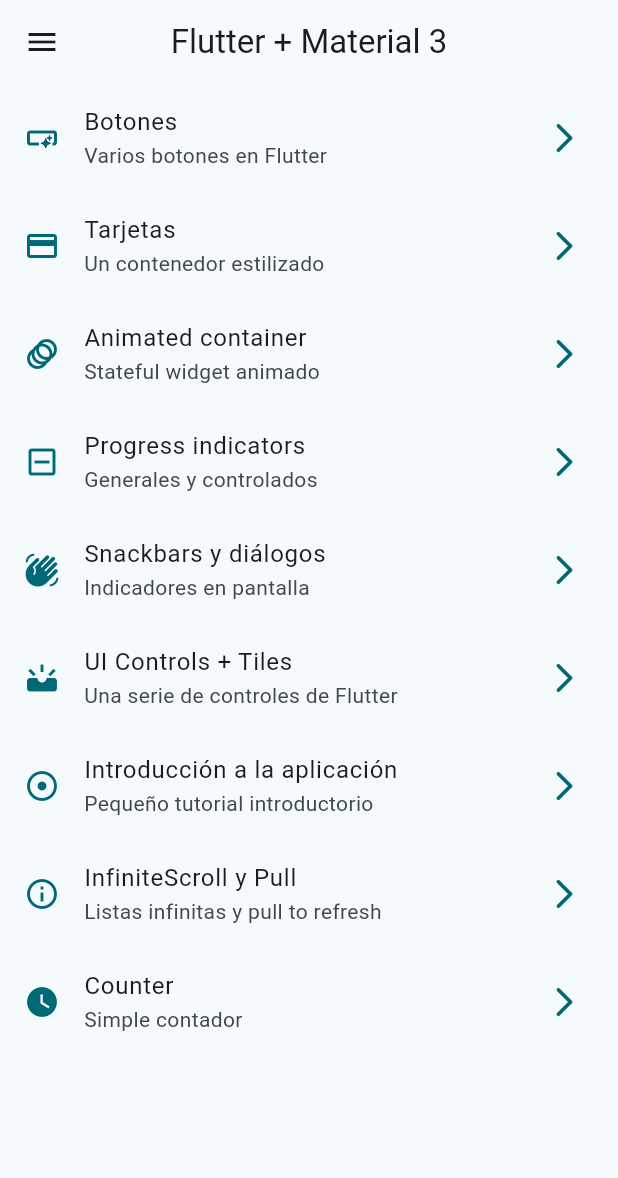
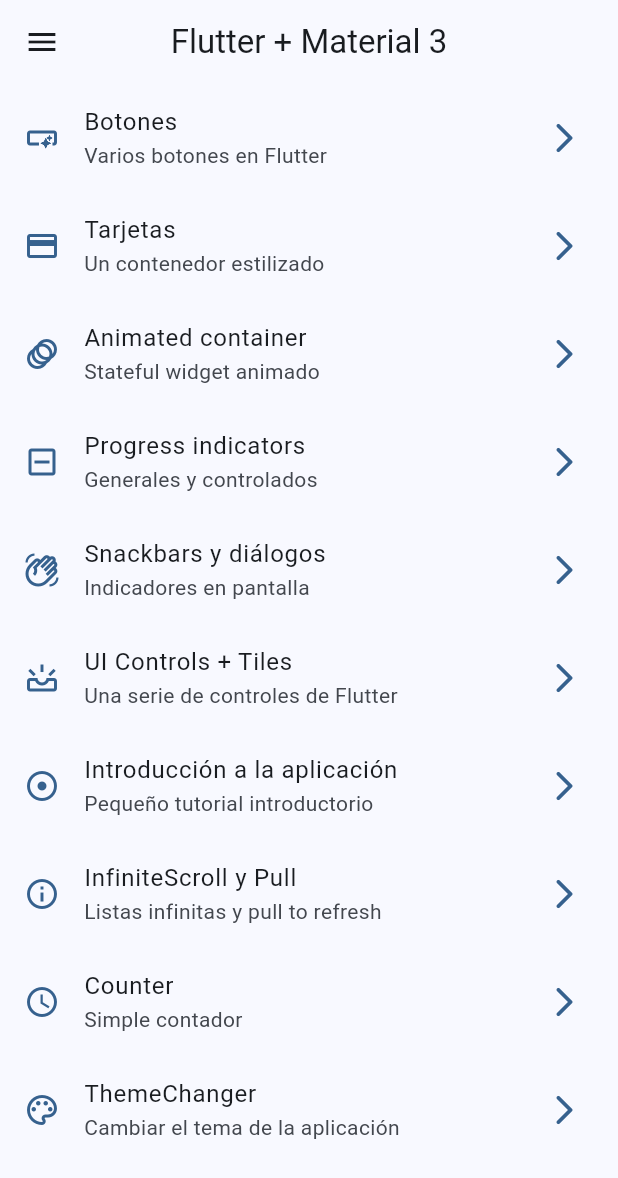
Before and after one commit to cristiandelcidd/widgets_app, a Flutter app: the screen it shows after launch, on a phone screen of 412 x 824 dp. Shown: the top 1178 px of the screen. Run offline on Flutter 3.47's test engine with Material 2 defaults, Android fonts, the phone set to English and light mode, and no system bars; our stand-ins replace animate_do, flutter_riverpod, go_router.

Commit message:
antes de StateNotifier

```diff
--- a/lib/config/menu/menu_items.dart
+++ b/lib/config/menu/menu_items.dart
@@ -39,12 +39,12 @@ const appMenuItems = <MenuItem>[
       title: 'Snackbars y diálogos',
       subTitle: 'Indicadores en pantalla',
       link: '/snackbar',
-      icon: Icons.waving_hand_rounded),
+      icon: Icons.waving_hand_outlined),
   MenuItem(
       title: 'UI Controls + Tiles',
       subTitle: 'Una serie de controles de Flutter',
       link: '/ui',
-      icon: Icons.upcoming),
+      icon: Icons.upcoming_outlined),
   MenuItem(
       title: 'Introducción a la aplicación',
       subTitle: 'Pequeño tutorial introductorio',
@@ -59,5 +59,10 @@ const appMenuItems = <MenuItem>[
       title: 'Counter',
       subTitle: 'Simple contador',
       link: '/counter',
-      icon: Icons.watch_later_sharp),
+      icon: Icons.watch_later_outlined),
+  MenuItem(
+      title: 'ThemeChanger',
+      subTitle: 'Cambiar el tema de la aplicación',
+      link: '/theme-changer',
+      icon: Icons.color_lens_outlined),
 ];
--- a/lib/config/router/app_router.dart
+++ b/lib/config/router/app_router.dart
@@ -56,5 +56,10 @@ final GoRouter appRouter = GoRouter(
       name: CounterScreen.name,
       builder: (context, state) => const CounterScreen(),
     ),
+    GoRoute(
+      path: '/theme-changer',
+      name: ThemeChangerScreen.name,
+      builder: (context, state) => const ThemeChangerScreen(),
+    ),
   ],
 );
--- a/lib/config/theme/app_theme.dart
+++ b/lib/config/theme/app_theme.dart
@@ -13,14 +13,18 @@ const colorList = <Color>[
 
 class AppTheme {
   final int selectedColor;
+  final bool darkMode;
 
-  AppTheme({this.selectedColor = 0})
-      : assert(selectedColor >= 0, 'Selected color must be greater than 0'),
+  AppTheme({
+    this.selectedColor = 0,
+    this.darkMode = false,
+  })  : assert(selectedColor >= 0, 'Selected color must be greater than 0'),
         assert(selectedColor < colorList.length,
             'Selected color must be less or equal than ${colorList.length - 1}');
 
   ThemeData getTheme() => ThemeData(
       useMaterial3: true,
+      brightness: darkMode ? Brightness.dark : Brightness.light,
       colorSchemeSeed: colorList[selectedColor],
       appBarTheme: const AppBarTheme(centerTitle: true));
 }
--- a/lib/main.dart
+++ b/lib/main.dart
@@ -1,22 +1,27 @@
 import 'package:flutter/material.dart';
 import 'package:flutter_riverpod/flutter_riverpod.dart';
+
 import 'package:widgets_app/config/router/app_router.dart';
-
 import 'package:widgets_app/config/theme/app_theme.dart';
+import 'package:widgets_app/presentation/providers/theme_provider.dart';
 
 void main() {
   runApp(const ProviderScope(child: MainApp()));
 }
 
-class MainApp extends StatelessWidget {
+class MainApp extends ConsumerWidget {
   const MainApp({super.key});
 
   @override
-  Widget build(BuildContext context) {
+  Widget build(BuildContext context, WidgetRef ref) {
+    final int selectedColorIndex = ref.watch(selectedColorProvider);
+    final bool darkMode = ref.watch(darkModeProvider);
+
     return MaterialApp.router(
       routerConfig: appRouter,
       debugShowCheckedModeBanner: false,
-      theme: AppTheme(selectedColor: 3).getTheme(),
+      theme: AppTheme(selectedColor: selectedColorIndex, darkMode: darkMode)
+          .getTheme(),
     );
   }
 }
--- a/lib/presentation/providers/theme_provider.dart
+++ b/lib/presentation/providers/theme_provider.dart
@@ -1,3 +1,8 @@
+import 'package:flutter/material.dart';
 import 'package:flutter_riverpod/flutter_riverpod.dart';
 
+import 'package:widgets_app/config/theme/app_theme.dart';
+
 final darkModeProvider = StateProvider<bool>((ref) => false);
+final colorListProvider = Provider<List<Color>>((ref) => colorList);
+final selectedColorProvider = StateProvider<int>((ref) => 0);
--- a/lib/presentation/screens/counter/counter_screen.dart
+++ b/lib/presentation/screens/counter/counter_screen.dart
@@ -1,5 +1,4 @@
 import 'package:flutter/material.dart';
-import 'package:flutter/services.dart';
 import 'package:flutter_riverpod/flutter_riverpod.dart';
 
 import 'package:widgets_app/presentation/providers/counter_provider.dart';
--- a/lib/presentation/screens/screens.dart
+++ b/lib/presentation/screens/screens.dart
@@ -7,4 +7,5 @@ export 'package:widgets_app/presentation/screens/home/home_screen.dart';
 export 'package:widgets_app/presentation/screens/infinite_scroll/infinite_scroll_screen.dart';
 export 'package:widgets_app/presentation/screens/progress/progress_screen.dart';
 export 'package:widgets_app/presentation/screens/snackbar/snackbar_screen.dart';
+export 'package:widgets_app/presentation/screens/theme_changer/theme_changer_screen.dart';
 export 'package:widgets_app/presentation/screens/ui_controls/ui_controls_screen.dart';
```
Also changed, not shown: lib/presentation/screens/theme_changer/theme_changer_screen.dart (added, +62 -0 lines).
